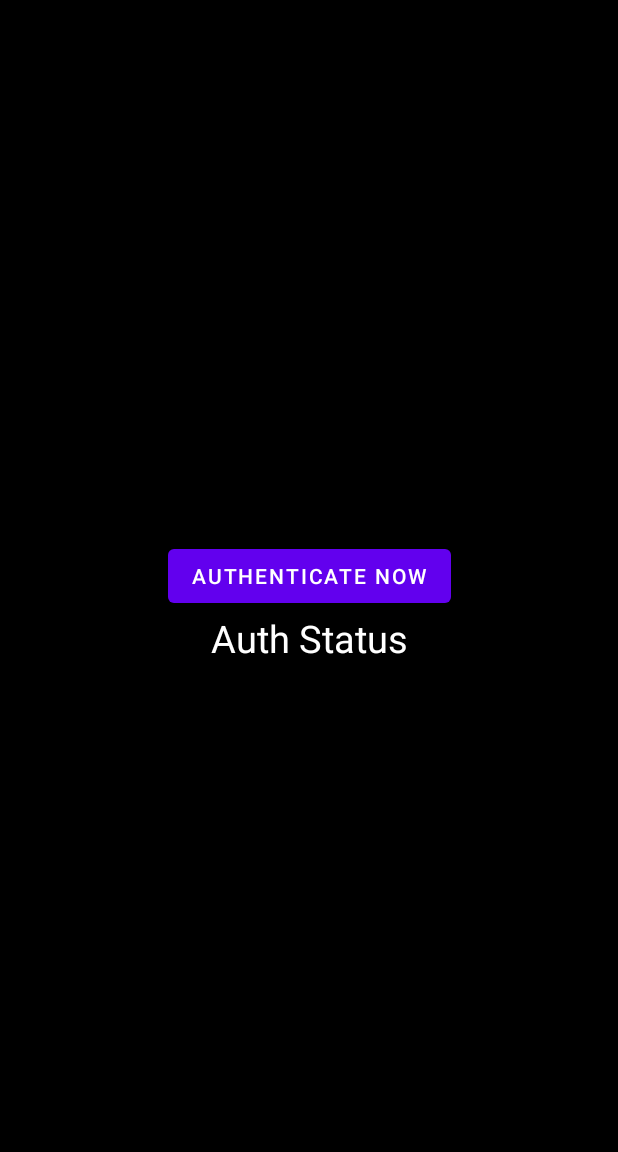
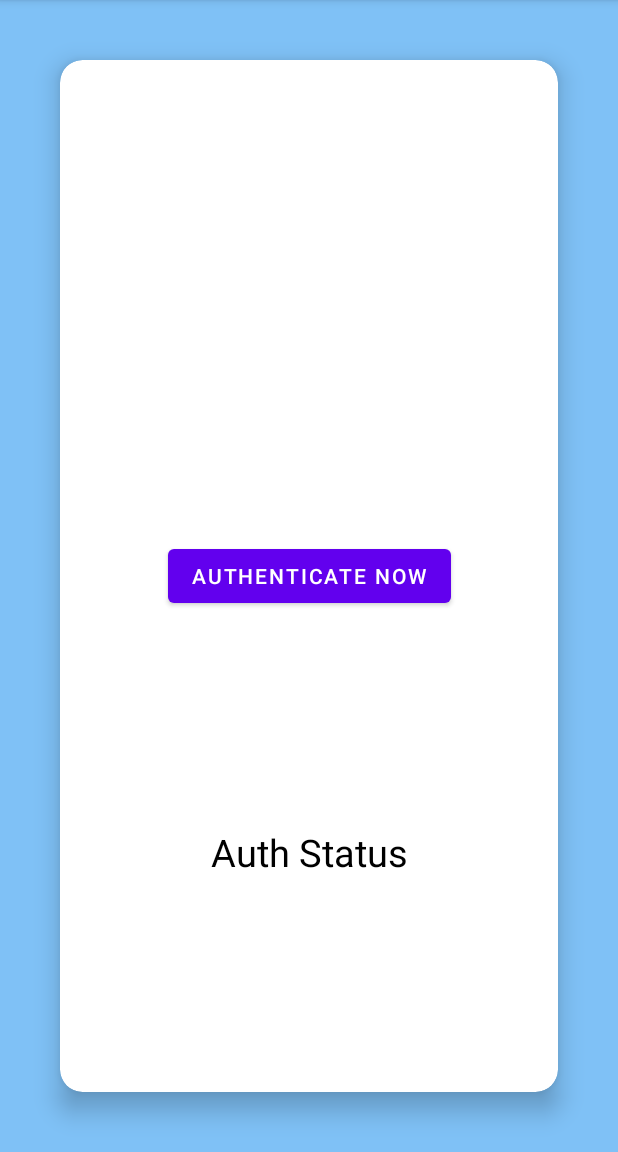
Before and after one commit to tavdev2021/AndroidFingerPrint, an Android app: the screen it shows after launch (MainActivity), on a phone screen of 412 x 824 dp, the part 84-1236 px from its top. Run offline under Robolectric (Android 15) with nearby library versions, the phone set to English and light mode, and no system bars.

Commit message:
Se agrego nuevo Activity y animación Lottie

```diff
--- a/app/build.gradle
+++ b/app/build.gradle
@@ -42,4 +42,5 @@ dependencies {
     androidTestImplementation 'androidx.test.espresso:espresso-core:3.4.0'
 
     implementation 'androidx.biometric:biometric:1.1.0'
+    implementation 'com.airbnb.android:lottie:3.4.4'
 }
--- a/app/src/main/AndroidManifest.xml
+++ b/app/src/main/AndroidManifest.xml
@@ -10,6 +10,9 @@
         android:supportsRtl="true"
         android:theme="@style/Theme.AndroidFingerPrint">
         <activity
+            android:name=".resultActivity"
+            android:exported="false" />
+        <activity
             android:name=".MainActivity"
             android:exported="true">
             <intent-filter>
--- a/app/src/main/java/com/example/androidfingerprint/MainActivity.kt
+++ b/app/src/main/java/com/example/androidfingerprint/MainActivity.kt
@@ -1,5 +1,6 @@
 package com.example.androidfingerprint
 
+import android.content.Intent
 import androidx.appcompat.app.AppCompatActivity
 import android.os.Bundle
 import android.widget.Button
@@ -33,7 +34,9 @@ class MainActivity : AppCompatActivity() {
 
             override fun onAuthenticationSucceeded(result: BiometricPrompt.AuthenticationResult) {
                 super.onAuthenticationSucceeded(result)
-                tvAuthStatus.text="Successfully Auth"
+                val intent = Intent(this@MainActivity,resultActivity::class.java)
+                startActivity(intent)
+                tvAuthStatus.text="Auth Status"
             }
 
             override fun onAuthenticationFailed() {
--- a/app/src/main/res/layout/activity_main.xml
+++ b/app/src/main/res/layout/activity_main.xml
@@ -5,7 +5,22 @@
     xmlns:tools="http://schemas.android.com/tools"
     android:layout_width="match_parent"
     android:layout_height="match_parent"
-    android:background="@color/black"
+    android:background="#7FC1F6"
+    tools:context=".MainActivity">
+
+    <androidx.cardview.widget.CardView
+        android:layout_width="match_parent"
+        android:layout_height="match_parent"
+        android:layout_marginTop="40dp"
+        android:layout_marginBottom="40dp"
+        android:layout_marginStart="40dp"
+        android:layout_marginEnd="40dp"
+        app:cardCornerRadius="15dp"
+        app:cardElevation="10dp">
+
+        <androidx.constraintlayout.widget.ConstraintLayout
+            android:layout_width="match_parent"
+            android:layout_height="match_parent"
             tools:context=".MainActivity">
 
     <Button
@@ -18,15 +33,21 @@
         app:layout_constraintStart_toStartOf="parent"
         app:layout_constraintTop_toTopOf="parent"/>
 
+
             <TextView
                 android:id="@+id/tvAuthStatus"
                 android:layout_width="wrap_content"
                 android:layout_height="wrap_content"
                 android:text="Auth Status"
-        android:textColor="@color/white"
+                android:textColor="@color/black"
                 android:textSize="25sp"
+                app:layout_constraintBottom_toBottomOf="parent"
                 app:layout_constraintEnd_toEndOf="parent"
                 app:layout_constraintStart_toStartOf="parent"
-        app:layout_constraintTop_toBottomOf="@+id/btnAuth"/>
+                app:layout_constraintTop_toBottomOf="@+id/btnAuth" />
 
         </androidx.constraintlayout.widget.ConstraintLayout>
+
+    </androidx.cardview.widget.CardView>
+
+</androidx.constraintlayout.widget.ConstraintLayout>
```
Also changed, not shown: app/src/main/java/com/example/androidfingerprint/resultActivity.kt (added, +11 -0 lines), app/src/main/res/layout/activity_result.xml (added, +48 -0 lines), app/src/main/res/raw/successfully.json (added, +1 -0 lines). Lines whose indentation alone changed are shown as unchanged.
